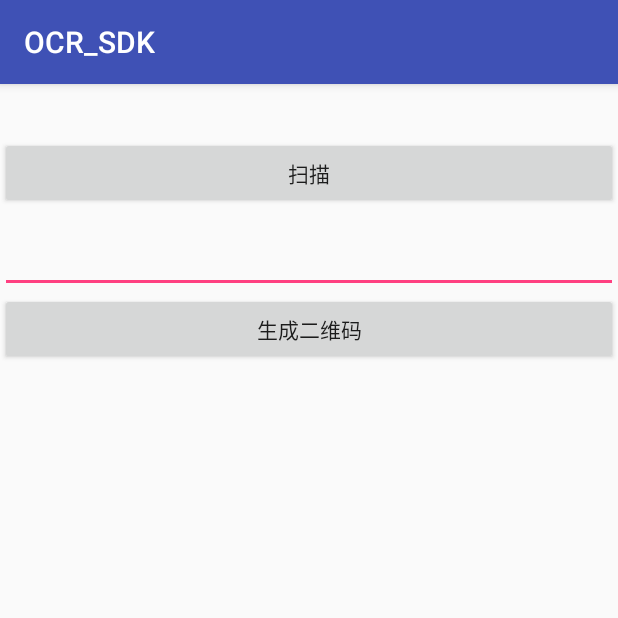
After one commit to wenchaosong/OCR_identify, an Android app: the ZXingActivity screen opened directly, with no data from a screen before it, on a phone screen of 412 x 824 dp, the top half of it. The commit adds this screen. Run offline under Robolectric (Android 15) with nearby library versions, the phone set to English and light mode, and no system bars; libraries missing offline, so code that uses them is left out: com.yanzhenjie.permission.

Commit message:
重构项目结构

```diff
--- a/app/build.gradle
+++ b/app/build.gradle
@@ -25,4 +25,5 @@ dependencies {
     compile files('libs/ocr-sdk.jar')
     compile project(':identify')
     compile project(':zxing')
+    compile 'com.yanzhenjie:permission:1.1.0' // 权限检查
 }
--- a/app/src/main/java/com/ocr/MainActivity.java
+++ b/app/src/main/java/com/ocr/MainActivity.java
@@ -37,6 +37,12 @@ public class MainActivity extends AppCompatActivity {
         setContentView(R.layout.activity_main);
 
         mContent = (TextView) findViewById(R.id.content);
+        findViewById(R.id.zxing_scan).setOnClickListener(new View.OnClickListener() {
+            @Override
+            public void onClick(View view) {
+                startActivity(new Intent(MainActivity.this, ZXingActivity.class));
+            }
+        });
 
         // 正面
         findViewById(R.id.id_card_front_button).setOnClickListener(new View.OnClickListener() {
--- /dev/null
+++ b/app/src/main/java/com/ocr/ZXingActivity.java
@@ -0,0 +1,144 @@
+package com.ocr;
+
+import android.Manifest;
+import android.content.Intent;
+import android.graphics.Bitmap;
+import android.net.Uri;
+import android.os.Bundle;
+import android.provider.Settings;
+import android.support.annotation.NonNull;
+import android.support.v7.app.AppCompatActivity;
+import android.text.TextUtils;
+import android.view.View;
+import android.widget.Button;
+import android.widget.EditText;
+import android.widget.ImageView;
+import android.widget.TextView;
+import android.widget.Toast;
+
+import com.google.zxing.WriterException;
+import com.yanzhenjie.permission.AndPermission;
+import com.yanzhenjie.permission.PermissionListener;
+import com.zxing.android.CaptureActivity;
+import com.zxing.bean.ZxingConfig;
+import com.zxing.common.Constant;
+import com.zxing.encode.CodeCreator;
+
+import java.util.List;
+
+/**
+ * Created by songwenchao
+ * on 2018/2/2 0002.
+ * <p>
+ * 类名
+ * 需要 --
+ * 可以 --
+ */
+public class ZXingActivity extends AppCompatActivity implements View.OnClickListener {
+
+    private Button scanBtn;
+    private TextView result;
+    private EditText contentEt;
+    private Button encodeBtn;
+    private ImageView contentIv;
+    private int REQUEST_CODE_SCAN = 111;
+
+    @Override
+    protected void onCreate(Bundle savedInstanceState) {
+        super.onCreate(savedInstanceState);
+        setContentView(R.layout.activity_zxing);
+
+    }
+
+    private void initView() {
+        /*扫描按钮*/
+        scanBtn = (Button) findViewById(R.id.scanBtn);
+        scanBtn.setOnClickListener(this);
+        /*扫描结果*/
+        result = (TextView) findViewById(R.id.result);
+
+        /*要生成二维码的输入框*/
+        contentEt = (EditText) findViewById(R.id.contentEt);
+        /*生成按钮*/
+        encodeBtn = (Button) findViewById(R.id.encodeBtn);
+        encodeBtn.setOnClickListener(this);
+        /*生成的图片*/
+        contentIv = (ImageView) findViewById(R.id.contentIv);
+
+    }
+
+    @Override
+    public void onClick(View v) {
+        switch (v.getId()) {
+            case R.id.scanBtn:
+
+                AndPermission.with(this)
+                        .permission(Manifest.permission.CAMERA, Manifest.permission.READ_EXTERNAL_STORAGE)
+                        .callback(new PermissionListener() {
+                            @Override
+                            public void onSucceed(int requestCode, @NonNull List<String> grantPermissions) {
+                                Intent intent = new Intent(ZXingActivity.this, CaptureActivity.class);
+
+                                /*ZxingConfig是配置类  可以设置是否显示底部布局，闪光灯，相册，是否播放提示音  震动等动能
+                                * 也可以不传这个参数
+                                * 不传的话  默认都为默认不震动  其他都为true
+                                * */
+                                ZxingConfig config = new ZxingConfig();
+                                config.setPlayBeep(true);
+                                config.setShake(true);
+                                intent.putExtra(Constant.INTENT_ZXING_CONFIG, config);
+
+                                startActivityForResult(intent, REQUEST_CODE_SCAN);
+                            }
+
+                            @Override
+                            public void onFailed(int requestCode, @NonNull List<String> deniedPermissions) {
+
+                                Uri packageURI = Uri.parse("package:" + getPackageName());
+                                Intent intent = new Intent(Settings.ACTION_APPLICATION_DETAILS_SETTINGS, packageURI);
+                                intent.addFlags(Intent.FLAG_ACTIVITY_NEW_TASK);
+
+                                startActivity(intent);
+
+                                Toast.makeText(ZXingActivity.this, "没有权限无法扫描呦", Toast.LENGTH_LONG).show();
+                            }
+                        }).start();
+
+                break;
+            case R.id.encodeBtn:
+                String contentEtString = contentEt.getText().toString().trim();
+                if (TextUtils.isEmpty(contentEtString)) {
+                    Toast.makeText(this, "contentEtString不能为空", Toast.LENGTH_SHORT).show();
+                    return;
+                }
+
+                Bitmap bitmap = null;
+                try {
+                    bitmap = CodeCreator.createQRCode(contentEtString, 400, 400, null);
+                } catch (WriterException e) {
+                    e.printStackTrace();
+                }
+                if (bitmap != null) {
+                    contentIv.setImageBitmap(bitmap);
+                }
+
+                break;
+
+            default:
+        }
+    }
+
+    @Override
+    protected void onActivityResult(int requestCode, int resultCode, Intent data) {
+        super.onActivityResult(requestCode, resultCode, data);
+
+        // 扫描二维码/条码回传
+        if (requestCode == REQUEST_CODE_SCAN && resultCode == RESULT_OK) {
+            if (data != null) {
+
+                String content = data.getStringExtra(Constant.CODED_CONTENT);
+                result.setText("扫描结果为：" + content);
+            }
+        }
+    }
+}
--- /dev/null
+++ b/app/src/main/res/layout/activity_zxing.xml
@@ -0,0 +1,40 @@
+<?xml version="1.0" encoding="utf-8"?>
+<LinearLayout xmlns:android="http://schemas.android.com/apk/res/android"
+    xmlns:tools="http://schemas.android.com/tools"
+    android:layout_width="match_parent"
+    android:layout_height="match_parent"
+    android:orientation="vertical"
+    tools:context=".ZXingActivity">
+
+    <TextView
+        android:id="@+id/result"
+        android:layout_width="match_parent"
+        android:layout_height="wrap_content"
+        android:gravity="center"
+        android:padding="8dp"
+        android:textStyle="bold" />
+
+    <Button
+        android:id="@+id/scanBtn"
+        android:layout_width="match_parent"
+        android:layout_height="wrap_content"
+        android:text="扫描" />
+
+    <EditText
+        android:id="@+id/contentEt"
+        android:layout_width="match_parent"
+        android:layout_height="56dp" />
+
+    <Button
+        android:id="@+id/encodeBtn"
+        android:layout_width="match_parent"
+        android:layout_height="wrap_content"
+        android:text="生成二维码" />
+
+    <ImageView
+        android:id="@+id/contentIv"
+        android:layout_width="wrap_content"
+        android:layout_height="wrap_content"
+        android:layout_gravity="center" />
+
+</LinearLayout>
--- a/zxing/src/main/res/layout/activity_capture.xml
+++ b/zxing/src/main/res/layout/activity_capture.xml
@@ -1,6 +1,5 @@
 <?xml version="1.0" encoding="UTF-8"?>
 <RelativeLayout xmlns:android="http://schemas.android.com/apk/res/android"
-    xmlns:app="http://schemas.android.com/apk/res-auto"
     android:layout_width="match_parent"
     android:layout_height="match_parent">
     <!-- 整体透明画布 -->
```
Also changed, not shown: app/src/main/AndroidManifest.xml (+12 -11 lines), app/src/main/res/layout/activity_main.xml (+14 -8 lines).
